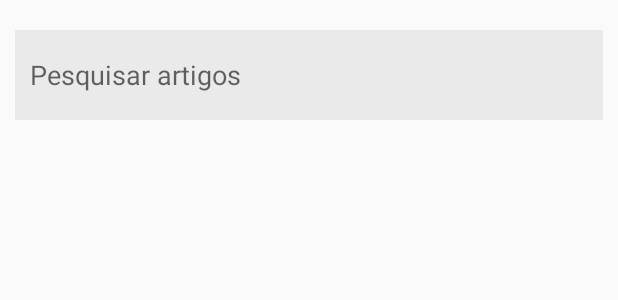
After one commit to rgllima/regional-news-app, an Android app: the layout search_article_dialog.xml on its own in the app's theme, with its tools: preview values and no code run, on a phone screen of 412 x 824 dp. The commit adds this screen. Shown: the top 300 px of the screen. Run offline under Robolectric (Android 15) with nearby library versions, the phone set to English and light mode, and no system bars.

Commit message:
Implementado mapa básico e a caixa de diálogo de busca de notícias

```diff
--- a/app/build.gradle
+++ b/app/build.gradle
@@ -42,4 +42,5 @@ dependencies {
     implementation 'de.hdodenhof:circleimageview:3.0.1'
     implementation "androidx.drawerlayout:drawerlayout:1.0.0"
     implementation 'com.google.android.material:material:1.2.0-alpha01'
+    implementation 'com.google.android.gms:play-services-maps:17.0.0'
 }
--- a/app/src/main/java/com/br/regionalnews/MainActivity.kt
+++ b/app/src/main/java/com/br/regionalnews/MainActivity.kt
@@ -5,6 +5,7 @@ import android.os.Bundle
 import androidx.core.view.GravityCompat
 import androidx.navigation.Navigation.findNavController
 import androidx.navigation.fragment.findNavController
+import com.br.regionalnews.destinations.SearchArticleNavigator
 import kotlinx.android.synthetic.main.activity_main.*
 
 class MainActivity : AppCompatActivity() {
@@ -12,6 +13,9 @@ class MainActivity : AppCompatActivity() {
     override fun onCreate(savedInstanceState: Bundle?) {
         super.onCreate(savedInstanceState)
         setContentView(R.layout.activity_main)
+
+        val destination = SearchArticleNavigator(navHostFragment.childFragmentManager)
+        navHostFragment.findNavController().navigatorProvider.addNavigator(destination)
 
         val inflater = navHostFragment.findNavController().navInflater
         val graph = inflater.inflate(R.navigation.navigation)
--- a/app/src/main/res/layout/fragment_home.xml
+++ b/app/src/main/res/layout/fragment_home.xml
@@ -39,6 +39,7 @@
             android:orientation="horizontal">
 
             <TextView
+                android:id="@+id/selected_city"
                 android:layout_width="wrap_content"
                 android:layout_height="wrap_content"
                 android:fontFamily="@font/sfbold"
@@ -58,6 +59,7 @@
             android:orientation="vertical">
 
             <ImageView
+                android:id="@+id/search_article"
                 android:layout_width="27dp"
                 android:layout_height="27dp"
                 android:layout_gravity="right|center_vertical"
--- a/app/src/main/res/layout/fragment_configuration.xml
+++ b/app/src/main/res/layout/fragment_settings.xml
@@ -4,7 +4,7 @@
     xmlns:tools="http://schemas.android.com/tools"
     android:layout_width="match_parent"
     android:layout_height="match_parent"
-    tools:context=".view.configuration.ConfigurationFragment">
+    tools:context=".view.settings.SettingsFragment">
 
     <LinearLayout
         android:id="@+id/linearLayout"
--- /dev/null
+++ b/app/src/main/res/layout/search_article_dialog.xml
@@ -0,0 +1,20 @@
+<?xml version="1.0" encoding="utf-8"?>
+<LinearLayout xmlns:android="http://schemas.android.com/apk/res/android"
+    android:layout_width="match_parent"
+    android:layout_height="wrap_content"
+    android:orientation="vertical"
+    android:paddingLeft="10dp"
+    android:paddingTop="20dp"
+    android:paddingRight="10dp">
+
+    <EditText
+        android:id="@+id/searchDialog"
+        android:layout_width="match_parent"
+        android:layout_height="60dp"
+        android:background="@drawable/input_bg"
+        android:ems="10"
+        android:hint="Pesquisar artigos"
+        android:inputType="textPersonName"
+        android:paddingLeft="10dp"
+        android:paddingRight="10dp" />
+</LinearLayout>
```
Also changed, not shown: app/src/main/AndroidManifest.xml (+7 -1 lines), app/src/main/java/com/br/regionalnews/destinations/SearchArticleNavigator.kt (added, +36 -0 lines), app/src/main/java/com/br/regionalnews/view/home/HomeFragment.kt (+10 -0 lines), app/src/main/java/com/br/regionalnews/view/searcharticle/SearchArticleDialog.kt (added, +39 -0 lines), app/src/main/java/com/br/regionalnews/view/selectcity/SelectCityFragment.kt (added, +36 -0 lines), app/src/main/java/com/br/regionalnews/view/settings/SettingsFragment.kt (renamed from app/src/main/java/com/br/regionalnews/view/configuration/ConfigurationFragment.kt, +4 -4 lines), app/src/main/res/layout/activity_main.xml (+2 -10 lines), app/src/main/res/layout/fragment_select_city.xml (added, +11 -0 lines), app/src/main/res/navigation/navigation.xml (+26 -5 lines), 1 other file.
